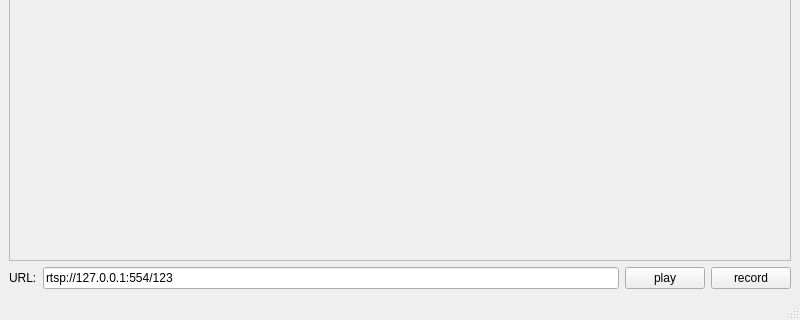
Qt form viedoframe.ui (chan233/RTSP_Player) before a commit; both pictures show x 0 to 800 and y 280 to 600 of the 800 by 600 pixel window.
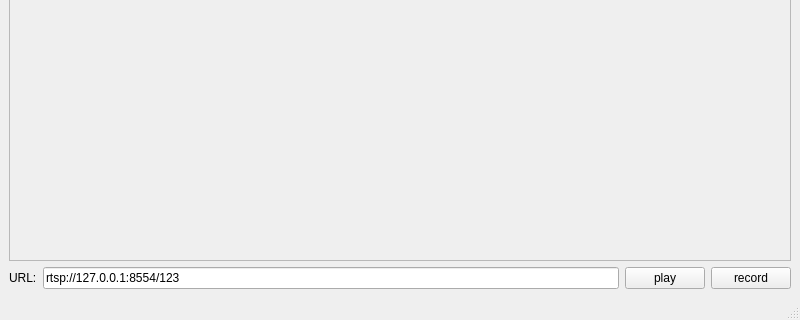
The same form after that commit.

Commit message: 功能实现 四窗口播放

```diff
--- a/viedoframe.ui
+++ b/viedoframe.ui
@@ -37,7 +37,7 @@
       <item>
        <widget class="QLineEdit" name="lineEdit_url">
         <property name="text">
-         <string>rtsp://127.0.0.1:554/123</string>
+         <string>rtsp://127.0.0.1:8554/123</string>
         </property>
        </widget>
       </item>
```
The commit also changes 5 other files.
